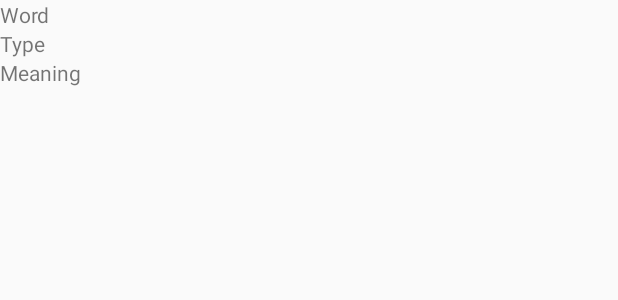
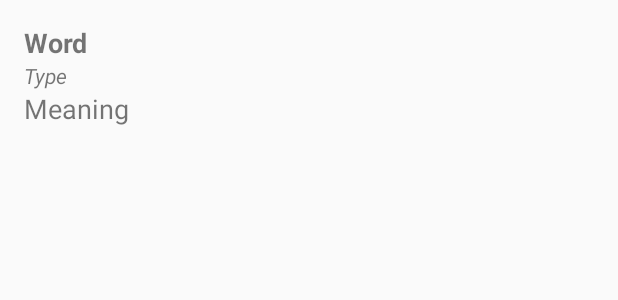
Before and after one commit to mkhrussell/LetsCreateAppWithKotlin, an Android app: the layout search_list_item.xml on its own in the app's theme, with its tools: preview values and no code run, on a phone screen of 412 x 824 dp. Shown: the top 300 px of the screen. Run offline under Robolectric (Android 15) with nearby library versions, the phone set to English and light mode, and no system bars.

Commit message:
Let's Create App Using Kotlin #01 - Dictionary App Part #07 - Style and Theme #1

```diff
--- a/SimpleDictionary/app/src/main/res/layout/activity_word_detail.xml
+++ b/SimpleDictionary/app/src/main/res/layout/activity_word_detail.xml
@@ -4,24 +4,30 @@
     android:layout_width="match_parent"
     android:layout_height="match_parent"
     android:orientation="vertical"
+    android:padding="16dp"
     tools:context="com.mkhrussell.simpledictionary.WordDetailActivity">
 
     <TextView
         android:id="@+id/txtWord"
         android:layout_width="match_parent"
         android:layout_height="wrap_content"
+        android:textSize="20sp"
+        android:textStyle="bold"
         tools:text="Word" />
 
     <TextView
         android:id="@+id/txtType"
         android:layout_width="match_parent"
         android:layout_height="wrap_content"
+        android:textSize="18sp"
+        android:textStyle="italic"
         tools:text="Type" />
 
     <TextView
         android:id="@+id/txtMeaning"
         android:layout_width="match_parent"
         android:layout_height="wrap_content"
+        android:textSize="20sp"
         tools:text="Meaning" />
 
 </LinearLayout>
--- a/SimpleDictionary/app/src/main/res/layout/search_list_item.xml
+++ b/SimpleDictionary/app/src/main/res/layout/search_list_item.xml
@@ -1,24 +1,31 @@
 <?xml version="1.0" encoding="utf-8"?>
 <LinearLayout xmlns:android="http://schemas.android.com/apk/res/android"
     xmlns:tools="http://schemas.android.com/tools"
-    android:orientation="vertical" android:layout_width="match_parent"
-    android:layout_height="match_parent">
+    android:layout_width="match_parent"
+    android:layout_height="match_parent"
+    android:orientation="vertical"
+    android:padding="16dp">
 
     <TextView
         android:id="@+id/txtWord"
         android:layout_width="match_parent"
         android:layout_height="wrap_content"
+        android:textSize="18sp"
+        android:textStyle="bold"
         tools:text="Word" />
 
     <TextView
         android:id="@+id/txtType"
         android:layout_width="match_parent"
         android:layout_height="wrap_content"
+        android:textSize="14sp"
+        android:textStyle="italic"
         tools:text="Type" />
 
     <TextView
         android:id="@+id/txtMeaning"
         android:layout_width="match_parent"
         android:layout_height="wrap_content"
+        android:textSize="18sp"
         tools:text="Meaning" />
 </LinearLayout>
--- a/SimpleDictionary/build.gradle
+++ b/SimpleDictionary/build.gradle
@@ -7,7 +7,7 @@ buildscript {
         jcenter()
     }
     dependencies {
-        classpath 'com.android.tools.build:gradle:3.0.0-beta5'
+        classpath 'com.android.tools.build:gradle:3.0.0-beta6'
         classpath "org.jetbrains.kotlin:kotlin-gradle-plugin:$kotlin_version"
 
         // NOTE: Do not place your application dependencies here; they belong
```
Also changed, not shown: SimpleDictionary/app/src/main/java/com/mkhrussell/simpledictionary/SearchListAdapter.kt (+13 -0 lines), SimpleDictionary/app/src/main/res/layout/content_dictionary.xml (+4 -4 lines).
